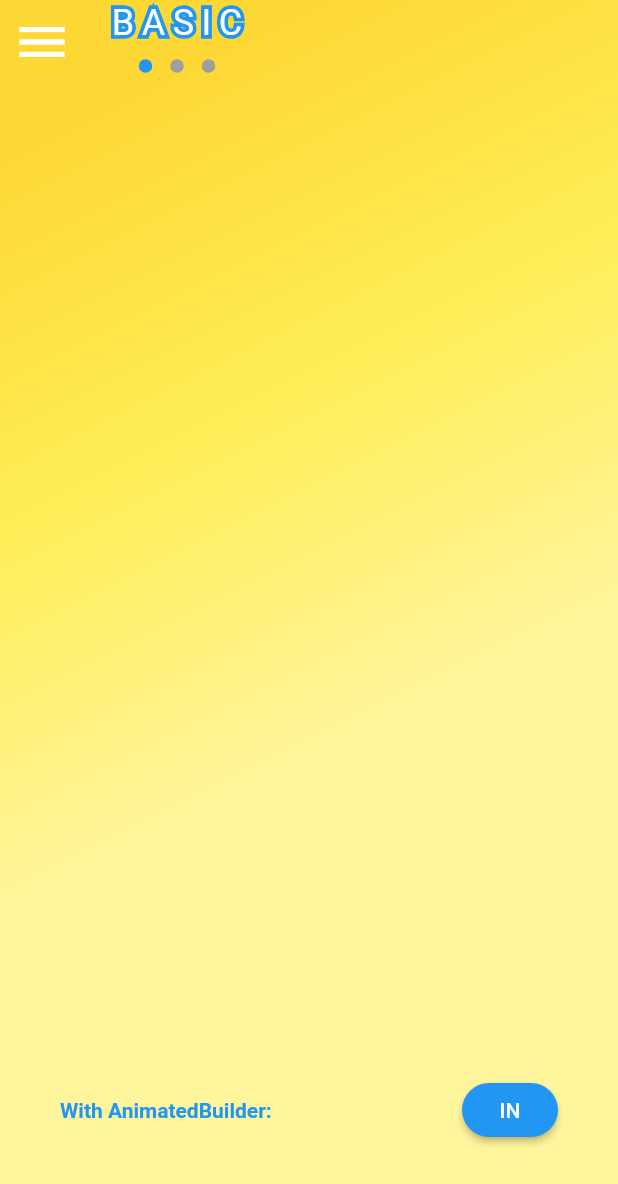
After one commit to heyhey1028/flutter-toybox, a Flutter app: the BasicAnimationScreen screen opened directly, on a phone screen of 412 x 824 dp. The commit adds this screen. Shown: the top 1184 px of the screen. Run offline on Flutter 3.47's test engine with Material 2 defaults, Android fonts, the phone set to English and light mode, and no system bars; drawn by our look-alikes of dots_indicator; our stand-ins replace audio_service, audio_video_progress_bar, cloud_firestore, firebase_core, flutter_hooks, flutter_markdown and 5 more; accounts and stored records are empty.

Commit message:
update basic animation screen

```diff
--- a/samples/animation_playground/lib/features/basic_animation/basic_anim_screen.dart
+++ b/samples/animation_playground/lib/features/basic_animation/basic_anim_screen.dart
@@ -1,97 +1,52 @@
-import 'package:animation_playground/widgets/base_button.dart';
+import 'package:animation_playground/features/basic_animation/basic_with_animated_widget.dart';
+import 'package:animation_playground/features/basic_animation/basic_with_animation_builder.dart';
+import 'package:animation_playground/features/basic_animation/basic_with_slide_transition.dart';
 import 'package:animation_playground/widgets/bordered_text.dart';
+import 'package:dots_indicator/dots_indicator.dart';
 import 'package:flutter/material.dart';
+import 'package:flutter_hooks/flutter_hooks.dart';
+import 'package:hooks_riverpod/hooks_riverpod.dart';
 import '/widgets/app_scaffold.dart';
 
-class BasicAnimationScreen extends StatefulWidget {
+final pageProvider = StateProvider((ref) => 0.0);
+
+class BasicAnimationScreen extends HookConsumerWidget {
   const BasicAnimationScreen({super.key});
 
   @override
-  State<BasicAnimationScreen> createState() => _BasicAnimationScreenState();
-}
-
-// 1. define StatefulWidget with SingleTickerProviderStateMixin
-class _BasicAnimationScreenState extends State<BasicAnimationScreen>
-    with SingleTickerProviderStateMixin {
-  // 2. define AnimationController & Tween & Animation
-  late AnimationController _controller;
-  late Tween<Offset> _tween;
-  late Animation<Offset> _animation;
-
-  bool hasAppeared = false;
-
-  @override
-  void initState() {
-    // 3. initialize controller
-    _controller = AnimationController(
-      vsync: this,
-      duration: const Duration(milliseconds: 500),
-    );
-    // 4. prepare Tween
-    _tween = Tween<Offset>(begin: const Offset(0, -1000), end: Offset.zero);
-    // 5. create Animation by AnimationController x Tween
-    _animation = _controller.drive(_tween);
-    super.initState();
-  }
-
-  @override
-  void dispose() {
-    _controller.dispose();
-    super.dispose();
-  }
-
-  @override
-  Widget build(BuildContext context) {
+  Widget build(BuildContext context, WidgetRef ref) {
+    final controller = usePageController();
     return AppScaffold(
-      title: const BorderedText(
-        text: 'BASIC',
-        textColor: Colors.white,
-        borderColor: Colors.blue,
-        fontSize: 24,
-        strokeWidth: 5,
-      ),
-      color: Colors.yellow,
-      body: Stack(
+      title: Column(
         children: [
-          AnimatedBuilder(
-            animation: _animation,
-            builder: (context, _) {
-              return Center(
-                child: Transform.translate(
-                  offset: _animation.value,
-                  child: Image.asset(
-                    'assets/images/dash_bird_pc.png',
-                    width: 200,
-                    height: 200,
-                  ),
-                ),
-              );
-            },
+          const BorderedText(
+            text: 'BASIC',
+            textColor: Colors.white,
+            borderColor: Colors.blue,
+            fontSize: 24,
+            strokeWidth: 5,
           ),
-          Align(
-            alignment: Alignment.bottomCenter,
-            child: Padding(
-              padding: const EdgeInsets.only(bottom: 60),
-              child: BaseButton(
-                onPressed: () => _onPressed(_controller),
-                text: !hasAppeared ? 'FORWARD' : 'BACKWARD',
-              ),
+          const SizedBox(height: 4),
+          Consumer(
+            builder: (context, ref, _) => DotsIndicator(
+              dotsCount: 3,
+              position: ref.watch(pageProvider),
             ),
           ),
         ],
       ),
+      color: Colors.yellow,
+      body: PageView(
+        controller: controller,
+        onPageChanged: (value) => ref.read(pageProvider.notifier).update(
+              (state) => value.toDouble(),
+            ),
+        children: const [
+          BasicWithAnimBuilder(),
+          BasicWithAnimatedWidget(),
+          BasicWithSlideTransition(),
+        ],
+      ),
     );
   }
-
-  void _onPressed(
-    AnimationController controller,
-  ) {
-    if (controller.status == AnimationStatus.completed) {
-      controller.reverse();
-      setState(() => hasAppeared = false);
-      return;
-    }
-    controller.forward();
-    setState(() => hasAppeared = true);
-  }
 }
--- /dev/null
+++ b/samples/animation_playground/lib/features/basic_animation/basic_with_animation_builder.dart
@@ -0,0 +1,101 @@
+import 'package:animation_playground/widgets/base_button.dart';
+import 'package:flutter/material.dart';
+
+class BasicWithAnimBuilder extends StatefulWidget {
+  const BasicWithAnimBuilder({super.key});
+
+  @override
+  State<BasicWithAnimBuilder> createState() => _BasicWithAnimBuilderState();
+}
+
+// 1. define StatefulWidget with SingleTickerProviderStateMixin
+class _BasicWithAnimBuilderState extends State<BasicWithAnimBuilder>
+    with SingleTickerProviderStateMixin {
+  // 2. define AnimationController & Tween & Animation
+  late AnimationController _controller;
+  late Tween<Offset> _tween;
+  late Animation<Offset> _animation;
+
+  bool hasAppeared = false;
+
+  @override
+  void initState() {
+    // 3. initialize controller
+    _controller = AnimationController(
+      vsync: this,
+      duration: const Duration(milliseconds: 500),
+    );
+    // 4. prepare Tween
+    _tween = Tween<Offset>(begin: const Offset(0, -1000), end: Offset.zero);
+    // 5. create Animation by AnimationController x Tween
+    _animation = _controller.drive(_tween);
+    super.initState();
+  }
+
+  @override
+  void dispose() {
+    _controller.dispose();
+    super.dispose();
+  }
+
+  @override
+  Widget build(BuildContext context) {
+    return Stack(
+      children: [
+        AnimatedBuilder(
+          animation: _animation,
+          builder: (context, _) {
+            return Center(
+              child: Transform.translate(
+                offset: _animation.value,
+                child: Image.asset(
+                  'assets/images/dash_bird_pc.png',
+                  width: 200,
+                  height: 200,
+                ),
+              ),
+            );
+          },
+        ),
+        Align(
+          alignment: Alignment.bottomCenter,
+          child: Padding(
+            padding: const EdgeInsets.only(
+              bottom: 60,
+              right: 40,
+              left: 40,
+            ),
+            child: Row(
+              mainAxisAlignment: MainAxisAlignment.spaceBetween,
+              children: [
+                const Text(
+                  'With AnimatedBuilder: ',
+                  style: TextStyle(
+                    color: Colors.blue,
+                    fontWeight: FontWeight.bold,
+                  ),
+                ),
+                BaseButton(
+                  onPressed: () => _onPressed(_controller),
+                  text: !hasAppeared ? 'IN' : 'OUT',
+                ),
+              ],
+            ),
+          ),
+        ),
+      ],
+    );
+  }
+
+  void _onPressed(
+    AnimationController controller,
+  ) {
+    if (controller.status == AnimationStatus.completed) {
+      controller.reverse();
+      setState(() => hasAppeared = false);
+      return;
+    }
+    controller.forward();
+    setState(() => hasAppeared = true);
+  }
+}
--- a/samples/animation_playground/lib/widgets/main_drawer.dart
+++ b/samples/animation_playground/lib/widgets/main_drawer.dart
@@ -38,7 +38,7 @@
             DrawerTile(
               color: Colors.indigo[100]!,
               icon: const Icon(Icons.notes),
-              title: 'SAMPLE',
+              title: 'BASIC',
               navigateTo: const BasicAnimationScreen(),
             ),
           ],
```
Also changed, not shown: samples/animation_playground/lib/features/basic_animation/basic_with_animated_widget.dart (added, +102 -0 lines), samples/animation_playground/lib/features/basic_animation/basic_with_slide_transition.dart (added, +102 -0 lines), samples/animation_playground/lib/main.dart (+9 -6 lines).
